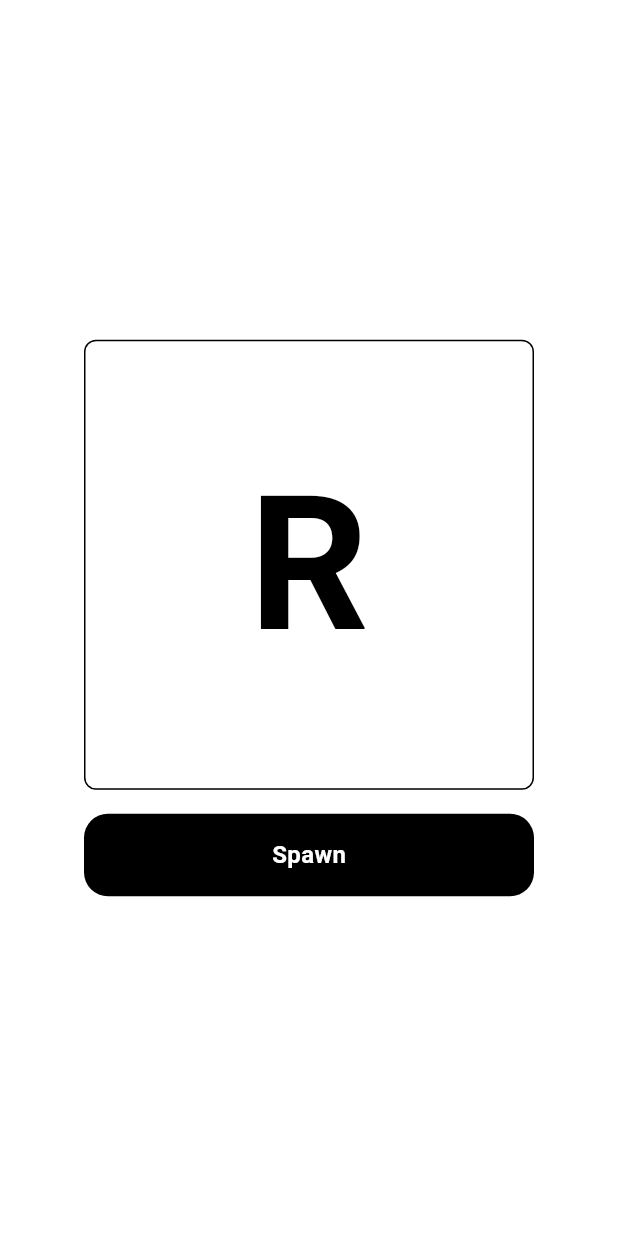
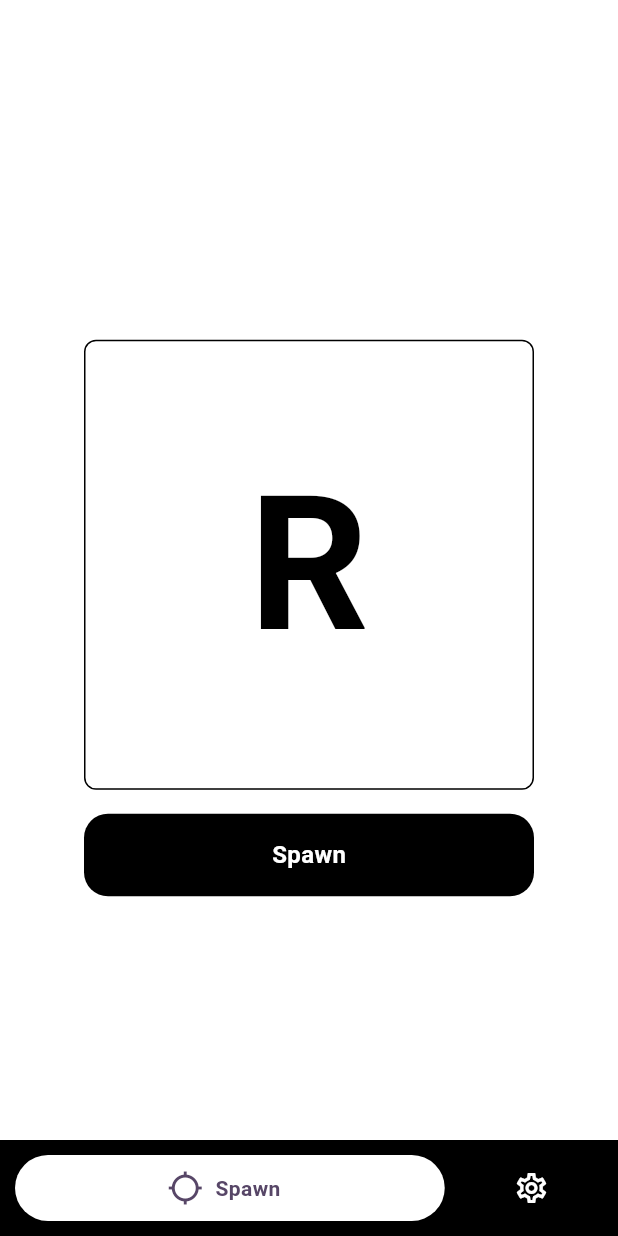
Before and after one commit to Tristaaaaan/letterchase, a Flutter app: the screen it shows after launch, on a phone screen of 412 x 824 dp. Run offline on Flutter 3.47's test engine with Material 3 defaults, Android fonts, the phone set to English and light mode, and no system bars; our stand-ins replace flutter_riverpod, freezed_annotation, go_router, google_mobile_ads.

Commit message:
feature: add navigation

```diff
--- /dev/null
+++ b/lib/common/components/navbar/custom_navbar.dart
@@ -0,0 +1,97 @@
+import 'package:flutter/material.dart';
+
+class CustomBottomNavBar extends StatelessWidget {
+  final int currentIndex;
+  final Function(int) onTap;
+
+  const CustomBottomNavBar({
+    super.key,
+    required this.currentIndex,
+    required this.onTap,
+  });
+
+  @override
+  Widget build(BuildContext context) {
+    return SafeArea(
+      bottom: true,
+      child: IntrinsicHeight(
+        child: Container(
+          padding: const EdgeInsets.symmetric(vertical: 10, horizontal: 10),
+
+          decoration: BoxDecoration(
+            color: Theme.of(context).colorScheme.inversePrimary,
+          ),
+          child: Row(
+            mainAxisAlignment: MainAxisAlignment.spaceAround,
+            children: [
+              _buildNavItem(
+                icon: Icons.location_searching,
+                label: "Spawn",
+                index: 0,
+                context: context,
+              ),
+              SizedBox(width: 10),
+              _buildNavItem(
+                icon: Icons.settings_outlined,
+                label: "Settings",
+                index: 1,
+                context: context,
+              ),
+            ],
+          ),
+        ),
+      ),
+    );
+  }
+
+  Widget _buildNavItem({
+    required IconData icon,
+    required String label,
+    required int index,
+    required BuildContext context,
+  }) {
+    final isSelected = index == currentIndex;
+
+    return Flexible(
+      flex: isSelected ? 3 : 1,
+      child: GestureDetector(
+        onTap: () => onTap(index),
+        child: AnimatedContainer(
+          duration: const Duration(milliseconds: 500),
+          curve: Curves.easeInOut,
+          decoration: BoxDecoration(
+            color:
+                isSelected
+                    ? Theme.of(context).colorScheme.surface
+                    : Colors.transparent,
+            borderRadius: BorderRadius.circular(40),
+          ),
+          padding: const EdgeInsets.symmetric(vertical: 10, horizontal: 12),
+          child: Row(
+            mainAxisAlignment: MainAxisAlignment.center,
+            children: [
+              Icon(
+                icon,
+                color:
+                    isSelected
+                        ? Theme.of(context).colorScheme.primary
+                        : Theme.of(context).colorScheme.surface,
+              ),
+              if (isSelected)
+                Padding(
+                  padding: const EdgeInsets.symmetric(horizontal: 8),
+                  child: Text(
+                    label,
+                    style: TextStyle(
+                      color: Theme.of(context).colorScheme.primary,
+                      fontWeight: FontWeight.w600,
+                    ),
+                  ),
+                ),
+            ],
+          ),
+        ),
+      ),
+    );
+  }
+}
--- a/lib/core/appthemes/approutes/app_routes.dart
+++ b/lib/core/appthemes/approutes/app_routes.dart
@@ -1,13 +1,13 @@
 import 'package:flutter/widgets.dart';
 import 'package:go_router/go_router.dart';
-import 'package:letterchase/feature/spawn/presentation/spawn_screen.dart';
+import 'package:letterchase/feature/navigation/presentation/gate.dart';
 
 final GoRouter appRouter = GoRouter(
   routes: <RouteBase>[
     GoRoute(
       path: '/',
       builder: (BuildContext context, GoRouterState state) {
-        return SpawnScreen();
+        return NavigationGate();
       },
     ),
   ],
--- /dev/null
+++ b/lib/feature/navigation/presentation/gate.dart
@@ -0,0 +1,70 @@
+import 'package:flutter/material.dart';
+import 'package:flutter_riverpod/flutter_riverpod.dart';
+import 'package:letterchase/common/components/navbar/custom_navbar.dart';
+import 'package:letterchase/feature/settings/presentation/settings_screen.dart';
+import 'package:letterchase/feature/spawn/presentation/spawn_screen.dart';
+
+class NavigationGate extends ConsumerStatefulWidget {
+  const NavigationGate({super.key});
+
+  @override
+  ConsumerState<NavigationGate> createState() => _NavigationGateState();
+}
+
+class _NavigationGateState extends ConsumerState<NavigationGate> {
+  int _selectedIndex = 0;
+  final bool _isHolding = false;
+
+  void _onTabSelected(int index) {
+    setState(() {
+      _selectedIndex = index;
+    });
+  }
+
+  List<Widget> get _screens => [const SpawnScreen(), const SettingsScreen()];
+
+  @override
+  Widget build(BuildContext context) {
+    return Scaffold(
+      extendBody: true,
+      // appBar: AppBar(
+      //   surfaceTintColor: Colors.transparent,
+      //   title: const BannerAdWidget(),
+      // ),
+      body: Stack(
+        alignment: Alignment.bottomCenter,
+        children: [
+          AnimatedSwitcher(
+            duration: const Duration(milliseconds: 250),
+            switchInCurve: Curves.easeIn,
+            switchOutCurve: Curves.easeOut,
+            layoutBuilder:
+                (currentChild, previousChildren) => Stack(
+                  children: [
+                    if (currentChild != null) currentChild,
+                    ...previousChildren,
+                  ],
+                ),
+            child: _screens[_selectedIndex],
+          ),
+
+          // bottom nav bar
+          Align(
+            alignment: Alignment.bottomCenter,
+            child: AnimatedOpacity(
+              opacity: _isHolding ? 0.0 : 1.0,
+              duration: const Duration(milliseconds: 200),
+              child: IgnorePointer(
+                ignoring: _isHolding,
+                child: CustomBottomNavBar(
+                  currentIndex: _selectedIndex,
+                  onTap: _onTabSelected,
+                ),
+              ),
+            ),
+          ),
+        ],
+      ),
+    );
+  }
+}
--- a/pubspec.yaml
+++ b/pubspec.yaml
@@ -15,6 +15,7 @@ dependencies:
   sqflite: ^2.4.2
   freezed_annotation: ^3.1.0
   json_annotation: ^4.9.0
+  google_mobile_ads: ^6.0.0
 
 dev_dependencies:
   flutter_test:
```
Also changed, not shown: lib/common/components/ad/banner_ad.dart (added, +77 -0 lines), lib/common/utils/ad_helper.dart (added, +32 -0 lines), lib/feature/settings/presentation/settings_screen.dart (added, +10 -0 lines), pubspec.lock, 1 other file.
